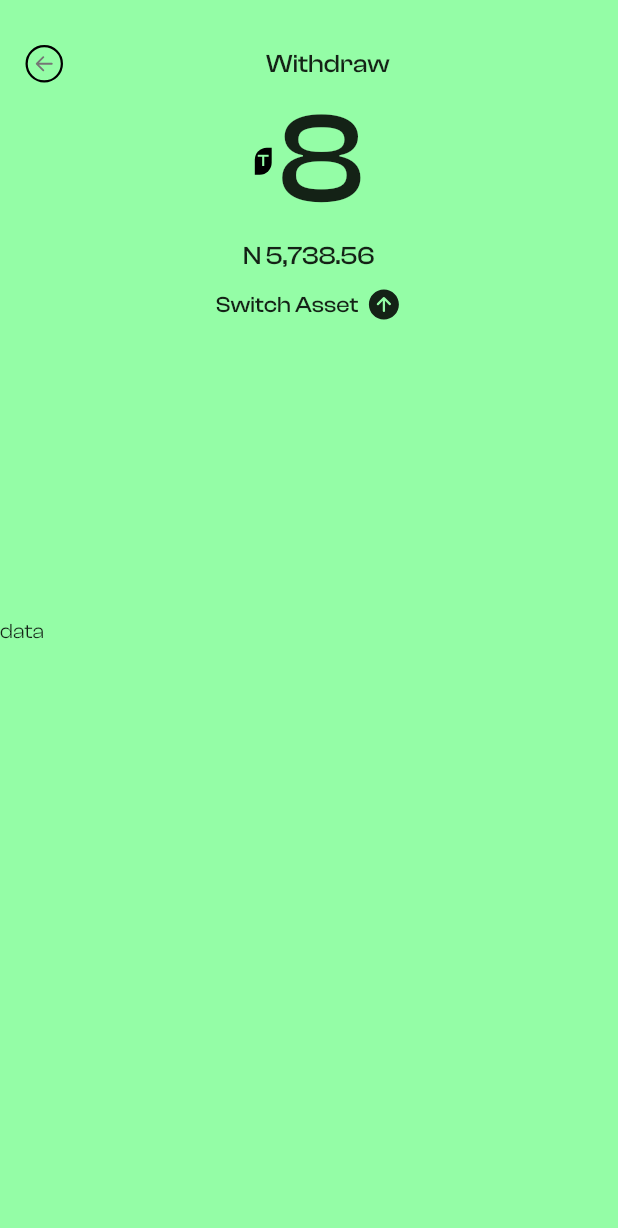
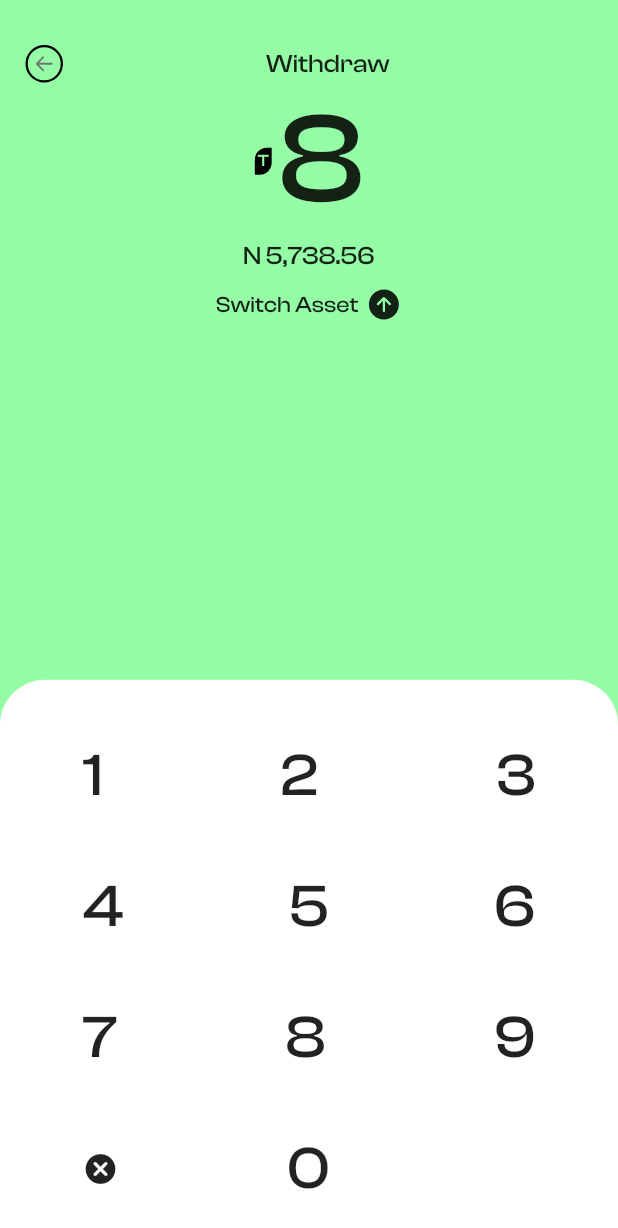
Before and after one commit to ProsperChihimba/flip-clone, a Flutter app: the SendMoney screen opened directly, on a phone screen of 412 x 824 dp. Shown: the top 1228 px of the screen. Run offline on Flutter 3.47's test engine with Material 2 defaults, Android fonts, the phone set to English and light mode, and no system bars; our stand-ins replace fluentui_icons, gap, get.

Commit message:
Add: keyboard design

```diff
--- a/lib/pages/send/keyboard.dart
+++ b/lib/pages/send/keyboard.dart
@@ -1,4 +1,5 @@
 import 'package:flip/utils/app_layout.dart';
+import 'package:flip/utils/app_styles.dart';
 import 'package:flutter/material.dart';
 
 class CUstomKeyboard extends StatefulWidget {
@@ -13,8 +14,95 @@ class _CUstomKeyboardState extends State<CUstomKeyboard> {
   Widget build(BuildContext context) {
     final size = AppLayout.getSize(context);
     return Container(
-      height: size.height * 0.50,
-      child: Text("data"),
+      height: size.height * 0.45,
+      padding: EdgeInsets.only(
+        left: AppLayout.getWidth(55),
+        right: AppLayout.getWidth(55),
+        top: AppLayout.getHeight(40),
+        bottom: AppLayout.getHeight(20),
+      ),
+      decoration: BoxDecoration(
+          color: Colors.white,
+          borderRadius: BorderRadius.only(
+            topLeft: Radius.circular(AppLayout.getHeight(30)),
+            topRight: Radius.circular(AppLayout.getHeight(30)),
+          )),
+      child: Column(
+        mainAxisAlignment: MainAxisAlignment.spaceBetween,
+        children: [
+          // First row
+          Row(
+            mainAxisAlignment: MainAxisAlignment.spaceBetween,
+            children: [
+              Text(
+                "1",
+                style: Styles.numberStyle,
+              ),
+              Text(
+                "2",
+                style: Styles.numberStyle,
+              ),
+              Text(
+                "3",
+                style: Styles.numberStyle,
+              ),
+            ],
+          ),
+
+          // second row
+          Row(
+            mainAxisAlignment: MainAxisAlignment.spaceBetween,
+            children: [
+              Text(
+                "4",
+                style: Styles.numberStyle,
+              ),
+              Text(
+                "5",
+                style: Styles.numberStyle,
+              ),
+              Text(
+                "6",
+                style: Styles.numberStyle,
+              ),
+            ],
+          ),
+
+          // third row
+          Row(
+            mainAxisAlignment: MainAxisAlignment.spaceBetween,
+            children: [
+              Text(
+                "7",
+                style: Styles.numberStyle,
+              ),
+              Text(
+                "8",
+                style: Styles.numberStyle,
+              ),
+              Text(
+                "9",
+                style: Styles.numberStyle,
+              ),
+            ],
+          ),
+
+          // last row
+          Row(
+            mainAxisAlignment: MainAxisAlignment.spaceBetween,
+            children: [
+              const Icon(Icons.cancel_rounded),
+              Text(
+                "0",
+                style: Styles.numberStyle,
+              ),
+              Container(
+                padding: EdgeInsets.only(right: AppLayout.getWidth(25)),
+              ),
+            ],
+          ),
+        ],
+      ),
     );
   }
 }
--- a/lib/utils/app_styles.dart
+++ b/lib/utils/app_styles.dart
@@ -10,4 +10,10 @@ class Styles {
     fontFamily: 'ClashDisplay',
     fontSize: AppLayout.getHeight(13),
   );
+
+  // number style
+  static TextStyle numberStyle = TextStyle(
+    fontSize: AppLayout.getHeight(40),
+    fontWeight: FontWeight.w500,
+  );
 }
```
